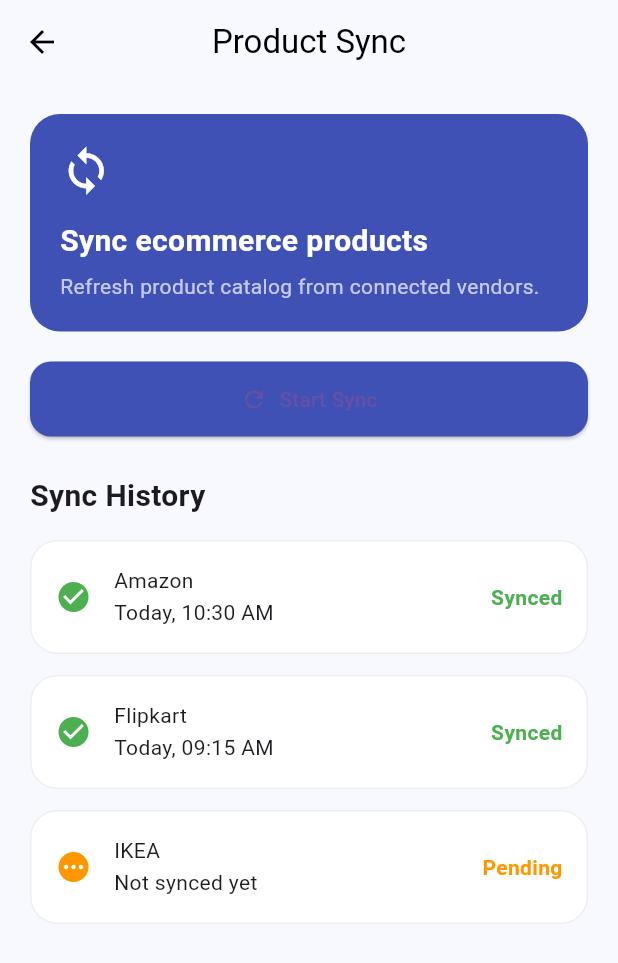
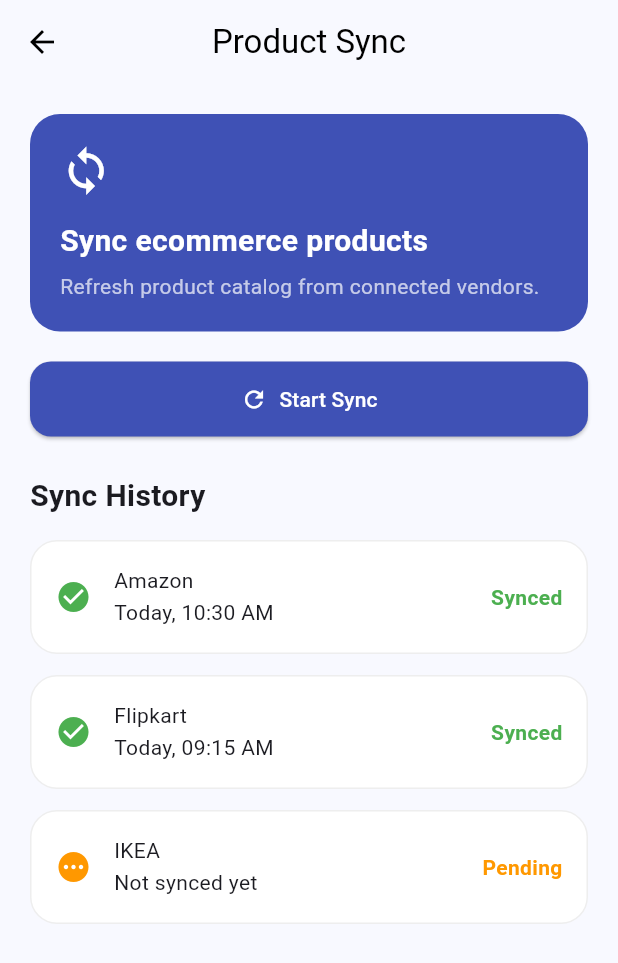
Before and after one commit to Karthiksenthilkumar1/Smart-Space, a Flutter app: the AdminDashboardScreen screen opened directly, after a tap on "Product Sync", on a phone screen of 412 x 824 dp. Shown: the top 963 px of the screen. Run offline on Flutter 3.47's test engine with Material 3 defaults, Android fonts, the phone set to English and light mode, and no system bars; our stand-ins replace camera, image_picker.

Commit message:
updated statcards and menufile

```diff
--- /dev/null
+++ b/lib/core/theme/app_theme.dart
@@ -0,0 +1,34 @@
+import 'package:flutter/material.dart';
+
+class AppTheme {
+  static const Color primaryColor = Color(0xFF4F46E5);
+  static const Color secondaryColor = Color(0xFF6366F1);
+  static const Color backgroundColor = Color(0xFFF8F9FF);
+
+  static ThemeData lightTheme = ThemeData(
+    useMaterial3: true,
+    scaffoldBackgroundColor: backgroundColor,
+    primaryColor: primaryColor,
+    colorScheme: ColorScheme.fromSeed(
+      seedColor: primaryColor,
+      primary: primaryColor,
+      secondary: secondaryColor,
+    ),
+    appBarTheme: const AppBarTheme(
+      backgroundColor: Colors.transparent,
+      elevation: 0,
+      centerTitle: true,
+      foregroundColor: Colors.black,
+    ),
+    elevatedButtonTheme: ElevatedButtonThemeData(
+      style: ElevatedButton.styleFrom(
+        backgroundColor: primaryColor,
+        foregroundColor: Colors.white,
+        padding: const EdgeInsets.symmetric(vertical: 15),
+        shape: RoundedRectangleBorder(
+          borderRadius: BorderRadius.circular(14),
+        ),
+      ),
+    ),
+  );
+}
--- /dev/null
+++ b/lib/core/widgets/admin_menu_tile.dart
@@ -0,0 +1,54 @@
+import 'package:flutter/material.dart';
+
+class AdminMenuTile extends StatelessWidget {
+  final IconData icon;
+  final String title;
+  final String subtitle;
+  final Widget screen;
+
+  const AdminMenuTile({
+    super.key,
+    required this.icon,
+    required this.title,
+    required this.subtitle,
+    required this.screen,
+  });
+
+  @override
+  Widget build(BuildContext context) {
+    return GestureDetector(
+      onTap: () {
+        Navigator.push(
+          context,
+          MaterialPageRoute(builder: (context) => screen),
+        );
+      },
+      child: Container(
+        margin: const EdgeInsets.only(bottom: 14),
+        padding: const EdgeInsets.all(16),
+        decoration: BoxDecoration(
+          color: Colors.white,
+          borderRadius: BorderRadius.circular(18),
+          border: Border.all(color: Colors.grey.shade200),
+        ),
+        child: Row(
+          children: [
+            Icon(icon, color: Colors.indigo),
+            const SizedBox(width: 15),
+            Expanded(
+              child: Column(
+                crossAxisAlignment: CrossAxisAlignment.start,
+                children: [
+                  Text(title, style: const TextStyle(fontWeight: FontWeight.bold)),
+                  const SizedBox(height: 4),
+                  Text(subtitle, style: const TextStyle(color: Colors.grey)),
+                ],
+              ),
+            ),
+            const Icon(Icons.arrow_forward_ios, size: 16),
+          ],
+        ),
+      ),
+    );
+  }
+}
--- /dev/null
+++ b/lib/core/widgets/stat_card.dart
@@ -0,0 +1,51 @@
+import 'package:flutter/material.dart';
+
+class StatCard extends StatelessWidget {
+  final String title;
+  final String value;
+  final IconData icon;
+
+  const StatCard({
+    super.key,
+    required this.title,
+    required this.value,
+    required this.icon,
+  });
+
+  @override
+  Widget build(BuildContext context) {
+    return Expanded(
+      child: Container(
+        padding: const EdgeInsets.all(18),
+        decoration: BoxDecoration(
+          color: Colors.white,
+          borderRadius: BorderRadius.circular(18),
+          border: Border.all(color: Colors.grey.shade200),
+        ),
+        child: Column(
+          crossAxisAlignment: CrossAxisAlignment.start,
+          children: [
+            Icon(icon, color: Colors.indigo),
+
+            const SizedBox(height: 14),
+
+            Text(
+              value,
+              style: const TextStyle(
+                fontSize: 24,
+                fontWeight: FontWeight.bold,
+              ),
+            ),
+
+            const SizedBox(height: 4),
+
+            Text(
+              title,
+              style: const TextStyle(color: Colors.grey),
+            ),
+          ],
+        ),
+      ),
+    );
+  }
+}
--- a/lib/features/admin/admin_dashboard_screen.dart
+++ b/lib/features/admin/admin_dashboard_screen.dart
@@ -8,6 +8,8 @@ import 'analytics_screen.dart';
 import 'notifications_screen.dart';
 import 'admin_settings_screen.dart';
 import 'scan_logs_screen.dart';
+import '../../core/widgets/stat_card.dart';
+import '../../core/widgets/admin_menu_tile.dart';
 
 class AdminDashboardScreen extends StatelessWidget {
   const AdminDashboardScreen({super.key});
@@ -35,9 +37,17 @@ class AdminDashboardScreen extends StatelessWidget {
 
           Row(
             children: [
-              _statCard("Users", "1,245", Icons.people),
+              const StatCard(
+                title: "Users",
+                value: "1,245",
+                icon: Icons.people,
+              ),
               const SizedBox(width: 14),
-              _statCard("Scans", "842", Icons.camera_alt),
+              const StatCard(
+                title: "Scans",
+                value: "842",
+                icon: Icons.camera_alt,
+              ),
             ],
           ),
 
@@ -45,9 +55,17 @@ class AdminDashboardScreen extends StatelessWidget {
 
           Row(
             children: [
-              _statCard("Products", "3,520", Icons.inventory_2),
+              const StatCard(
+                title: "Products",
+                value: "3,520",
+                icon: Icons.inventory_2,
+              ),
               const SizedBox(width: 14),
-              _statCard("Vendors", "12", Icons.store),
+              const StatCard(
+                title: "Vendors",
+                value: "12",
+                icon: Icons.store,
+              ),
             ],
           ),
 
@@ -60,160 +78,70 @@ class AdminDashboardScreen extends StatelessWidget {
 
           const SizedBox(height: 15),
 
-          _menuTile(
-            context,
-            Icons.store,
-            "Vendors",
-            "Manage ecommerce vendors",
-            const VendorsScreen(),
+          AdminMenuTile(
+            icon: Icons.store,
+            title: "Vendors",
+            subtitle: "Manage ecommerce vendors",
+            screen: const VendorsScreen(),
           ),
 
-          _menuTile(
-            context,
-            Icons.inventory_2,
-            "Product Catalog",
-            "Manage products",
-            const ProductCatalogScreen(),
+            AdminMenuTile(
+                icon: Icons.inventory_2,
+                title: "Product Catalog",
+                subtitle: "Manage products",
+                screen: const ProductCatalogScreen(),
             ),
 
-          _menuTile(
-            context,
-            Icons.sync,
-            "Product Sync",
-            "Sync ecommerce products",
-            const ProductSyncScreen(),
+            AdminMenuTile(
+                icon: Icons.sync,
+                title: "Product Sync",
+                subtitle: "Sync ecommerce products",
+                screen: const ProductSyncScreen(),
             ),
 
-          _menuTile(
-            context,
-            Icons.category,
-            "Categories",
-            "Manage room/product categories",
-            const CategoriesScreen(),
+            AdminMenuTile(
+                icon: Icons.category,
+                title: "Categories",
+                subtitle: "Manage room/product categories",
+                screen: const CategoriesScreen(),
             ),
 
-          _menuTile(
-            context,
-            Icons.rule,
-            "Recommendation Rules",
-            "Configure rules",
-            const RecommendationRulesScreen(),
+            AdminMenuTile(
+                icon: Icons.rule,
+                title: "Recommendation Rules",
+                subtitle: "Configure rules",
+                screen: const RecommendationRulesScreen(),
             ),
 
-          _menuTile(
-            context,
-            Icons.analytics,
-            "Analytics",
-            "View reports",
-            const AnalyticsScreen(),
+            AdminMenuTile(
+                icon: Icons.analytics,
+                title: "Analytics",
+                subtitle: "View reports",
+                screen: const AnalyticsScreen(),
             ),
 
-          _menuTile(
-            context,
-            Icons.history,
-            "Scan Logs",
-            "Monitor scans",
-            const ScanLogsScreen(),
+            AdminMenuTile(
+                icon: Icons.history,
+                title: "Scan Logs",
+                subtitle: "Monitor scans",
+                screen: const ScanLogsScreen(),
             ),
 
-          _menuTile(
-            context,
-            Icons.notifications,
-            "Notifications",
-            "Send updates",
-            const NotificationsScreen(),
+            AdminMenuTile(
+                icon: Icons.notifications,
+                title: "Notifications",
+                subtitle: "Send updates",
+                screen: const NotificationsScreen(),
             ),
 
-          _menuTile(
-            context,
-            Icons.settings,
-            "Profile & Settings",
-            "Admin settings",
-            const AdminSettingsScreen(),
+            AdminMenuTile(
+                icon: Icons.settings,
+                title: "Profile & Settings",
+                subtitle: "Admin settings",
+                screen: const AdminSettingsScreen(),
             ),
         ],
       ),
     );
   }
-
-  Widget _statCard(String title, String value, IconData icon) {
-    return Expanded(
-      child: Container(
-        padding: const EdgeInsets.all(18),
-        decoration: BoxDecoration(
-          color: Colors.white,
-          borderRadius: BorderRadius.circular(18),
-          border: Border.all(color: Colors.grey.shade200),
-        ),
-        child: Column(
-          crossAxisAlignment: CrossAxisAlignment.start,
-          children: [
-            Icon(icon, color: Colors.indigo),
-            const SizedBox(height: 14),
-            Text(
-              value,
-              style: const TextStyle(
-                fontSize: 24,
-                fontWeight: FontWeight.bold,
-              ),
-            ),
-            const SizedBox(height: 4),
-            Text(
-              title,
-              style: const TextStyle(color: Colors.grey),
-            ),
-          ],
-        ),
-      ),
-    );
 }
-
-  Widget _menuTile(
-    BuildContext context,
-    IconData icon,
-    String title,
-    String subtitle,
-    Widget screen,
-  ) {
-    return GestureDetector(
-      onTap: () {
-        Navigator.push(
-          context,
-          MaterialPageRoute(builder: (context) => screen),
-        );
-      },
-      child: Container(
-        margin: const EdgeInsets.only(bottom: 14),
-        padding: const EdgeInsets.all(16),
-        decoration: BoxDecoration(
-          color: Colors.white,
-          borderRadius: BorderRadius.circular(18),
-          border: Border.all(color: Colors.grey.shade200),
-        ),
-        child: Row(
-          children: [
-            Icon(icon, color: Colors.indigo),
-            const SizedBox(width: 15),
-            Expanded(
-              child: Column(
-                crossAxisAlignment: CrossAxisAlignment.start,
-                children: [
-                  Text(
-                    title,
-                    style: const TextStyle(fontWeight: FontWeight.bold),
-                  ),
-                  const SizedBox(height: 4),
-                  Text(
-                    subtitle,
-                    style: const TextStyle(color: Colors.grey),
-                  ),
-                ],
-              ),
-            ),
-            const Icon(Icons.arrow_forward_ios, size: 16),
-          ],
-        ),
-      ),
-    );
-  }
-}
--- a/lib/main.dart
+++ b/lib/main.dart
@@ -1,5 +1,6 @@
 import 'package:flutter/material.dart';
 import 'features/auth/login_screen.dart';
+import 'core/theme/app_theme.dart';
 
 void main() {
   runApp(const MyApp());
@@ -10,8 +11,9 @@ class MyApp extends StatelessWidget {
 
   @override
   Widget build(BuildContext context) {
-    return const MaterialApp(
+    return MaterialApp(
       debugShowCheckedModeBanner: false,
+      theme: AppTheme.lightTheme,
       home: LoginScreen(),
     );
   }
```
Also changed, not shown: 1 other file. Lines whose indentation alone changed are shown as unchanged.
